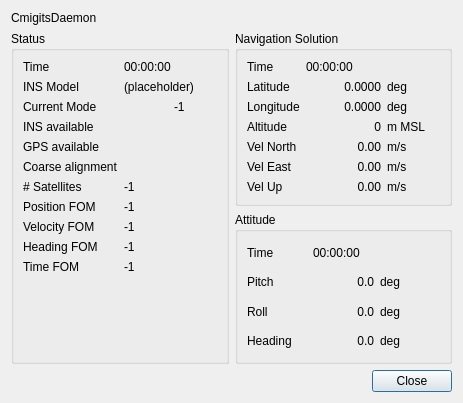
Above: src/hcrgui/CmigitsDetails.ui from NCAR/HCR_instrument before the change. Below: the same form after it.
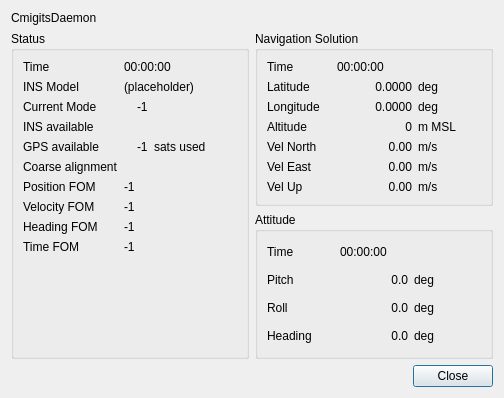
That is the form after the change. Icons and pictures are not drawn.

Commit message: Add amber lights if INS solution uses few satellites

Patch:
```diff
--- a/src/hcrgui/CmigitsDetails.ui
+++ b/src/hcrgui/CmigitsDetails.ui
@@ -6,8 +6,8 @@
    <rect>
     <x>0</x>
     <y>0</y>
-    <width>463</width>
-    <height>403</height>
+    <width>504</width>
+    <height>398</height>
    </rect>
   </property>
   <property name="windowTitle">
@@ -38,14 +38,14 @@
          <string>Status</string>
         </property>
         <layout class="QGridLayout" name="gridLayout_2">
-         <item row="10" column="0">
+         <item row="9" column="0">
           <widget class="QLabel" name="timeFOMLabel">
            <property name="text">
             <string>Time FOM</string>
            </property>
           </widget>
          </item>
-         <item row="8" column="1">
+         <item row="7" column="1">
           <widget class="QLabel" name="velocityFOMValue">
            <property name="sizePolicy">
             <sizepolicy hsizetype="Preferred" vsizetype="Preferred">
@@ -61,7 +61,7 @@
            </property>
           </widget>
          </item>
-         <item row="9" column="1">
+         <item row="8" column="1">
           <widget class="QLabel" name="headingFOMValue">
            <property name="sizePolicy">
             <sizepolicy hsizetype="Preferred" vsizetype="Preferred">
@@ -77,14 +77,14 @@
            </property>
           </widget>
          </item>
-         <item row="7" column="0">
+         <item row="6" column="0">
           <widget class="QLabel" name="positionFOMLabel">
            <property name="text">
             <string>Position FOM</string>
            </property>
           </widget>
          </item>
-         <item row="9" column="0">
+         <item row="8" column="0">
           <widget class="QLabel" name="headingFOMLabel">
            <property name="text">
             <string>Heading FOM</string>
@@ -105,7 +105,7 @@
            </property>
           </widget>
          </item>
-         <item row="10" column="1">
+         <item row="9" column="1">
           <widget class="QLabel" name="timeFOMValue">
            <property name="sizePolicy">
             <sizepolicy hsizetype="Preferred" vsizetype="Preferred">
@@ -121,14 +121,14 @@
            </property>
           </widget>
          </item>
-         <item row="8" column="0">
+         <item row="7" column="0">
           <widget class="QLabel" name="velocityFOMLabel">
            <property name="text">
             <string>Velocity FOM</string>
            </property>
           </widget>
          </item>
-         <item row="7" column="1">
+         <item row="6" column="1">
           <widget class="QLabel" name="positionFOMValue">
            <property name="sizePolicy">
             <sizepolicy hsizetype="Preferred" vsizetype="Preferred">
@@ -144,25 +144,6 @@
            </property>
           </widget>
          </item>
-         <item row="4" column="1">
-          <widget class="QLabel" name="gpsValue">
-           <property name="sizePolicy">
-            <sizepolicy hsizetype="Preferred" vsizetype="Preferred">
-             <horstretch>0</horstretch>
-             <verstretch>0</verstretch>
-            </sizepolicy>
-           </property>
-           <property name="text">
-            <string/>
-           </property>
-           <property name="pixmap">
-            <pixmap resource="HcrGuiMainWindow.qrc">:/greenLED_off.png</pixmap>
-           </property>
-           <property name="alignment">
-            <set>Qt::AlignLeading|Qt::AlignLeft|Qt::AlignVCenter</set>
-           </property>
-          </widget>
-         </item>
          <item row="2" column="0">
           <widget class="QLabel" name="currentModeLabel">
            <property name="text">
@@ -189,7 +170,7 @@
            </property>
           </widget>
          </item>
-         <item row="11" column="0">
+         <item row="10" column="0">
           <spacer name="verticalSpacer">
            <property name="orientation">
             <enum>Qt::Vertical</enum>
@@ -202,20 +183,6 @@
            </property>
           </spacer>
          </item>
-         <item row="6" column="0">
-          <widget class="QLabel" name="satCountLabel">
-           <property name="text">
-            <string># Satellites</string>
-           </property>
-          </widget>
-         </item>
-         <item row="6" column="1">
-          <widget class="QLabel" name="satCountValue">
-           <property name="text">
-            <string>-1</string>
-           </property>
-          </widget>
-         </item>
          <item row="4" column="0">
           <widget class="QLabel" name="gpsLabel">
            <property name="text">
@@ -261,6 +228,12 @@
             </property>
             <item>
              <widget class="QLabel" name="currentModeIcon">
+              <property name="sizePolicy">
+               <sizepolicy hsizetype="Minimum" vsizetype="Preferred">
+                <horstretch>0</horstretch>
+                <verstretch>0</verstretch>
+               </sizepolicy>
+              </property>
               <property name="text">
                <string/>
               </property>
@@ -271,6 +244,12 @@
             </item>
             <item>
              <widget class="QLabel" name="currentModeValue">
+              <property name="sizePolicy">
+               <sizepolicy hsizetype="MinimumExpanding" vsizetype="Preferred">
+                <horstretch>0</horstretch>
+                <verstretch>0</verstretch>
+               </sizepolicy>
+              </property>
               <property name="text">
                <string>-1</string>
               </property>
@@ -293,6 +272,66 @@
            </property>
           </widget>
          </item>
+         <item row="4" column="1">
+          <widget class="QFrame" name="gpsFrame">
+           <property name="frameShape">
+            <enum>QFrame::NoFrame</enum>
+           </property>
+           <property name="frameShadow">
+            <enum>QFrame::Raised</enum>
+           </property>
+           <layout class="QHBoxLayout" name="horizontalLayout_3">
+            <property name="margin">
+             <number>0</number>
+            </property>
+            <item>
+             <widget class="QLabel" name="gpsValue">
+              <property name="sizePolicy">
+               <sizepolicy hsizetype="Minimum" vsizetype="Preferred">
+                <horstretch>0</horstretch>
+                <verstretch>0</verstretch>
+               </sizepolicy>
+              </property>
+              <property name="text">
+               <string/>
+              </property>
+              <property name="pixmap">
+               <pixmap resource="HcrGuiMainWindow.qrc">:/greenLED_off.png</pixmap>
+              </property>
+              <property name="alignment">
+               <set>Qt::AlignLeading|Qt::AlignLeft|Qt::AlignVCenter</set>
+              </property>
+             </widget>
+            </item>
+            <item>
+             <widget class="QLabel" name="satCountValue">
+              <property name="sizePolicy">
+               <sizepolicy hsizetype="Minimum" vsizetype="Preferred">
+                <horstretch>0</horstretch>
+                <verstretch>0</verstretch>
+               </sizepolicy>
+              </property>
+              <property name="text">
+               <string>-1</string>
+              </property>
+             </widget>
+            </item>
+            <item>
+             <widget class="QLabel" name="satCountLabel">
+              <property name="sizePolicy">
+               <sizepolicy hsizetype="MinimumExpanding" vsizetype="Preferred">
+                <horstretch>0</horstretch>
+                <verstretch>0</verstretch>
+               </sizepolicy>
+              </property>
+              <property name="text">
+               <string>sats used</string>
+              </property>
+             </widget>
+            </item>
+           </layout>
+          </widget>
+         </item>
         </layout>
        </widget>
       </item>
```
The commit also changes 2 other files.
